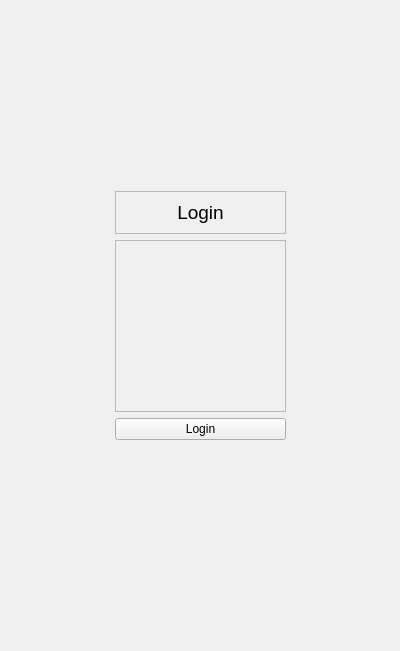
samuelitwaru/amoshop, file app/uic/uic/login_page.ui: the form before one commit.
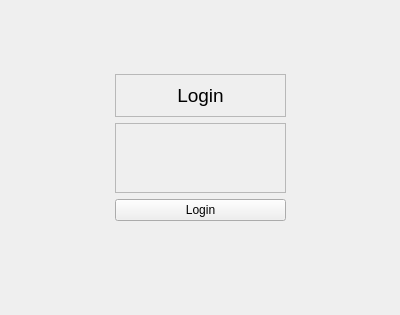
The form after the commit.

Diff of the .ui file:
```diff
--- a/app/uic/uic/login_page.ui
+++ b/app/uic/uic/login_page.ui
@@ -7,7 +7,7 @@
     <x>0</x>
     <y>0</y>
     <width>400</width>
-    <height>651</height>
+    <height>315</height>
    </rect>
   </property>
   <property name="windowTitle">
@@ -87,7 +87,7 @@
            <x>0</x>
            <y>0</y>
            <width>165</width>
-           <height>162</height>
+           <height>73</height>
           </rect>
          </property>
          <layout class="QVBoxLayout" name="scrollLayout"/>
```
